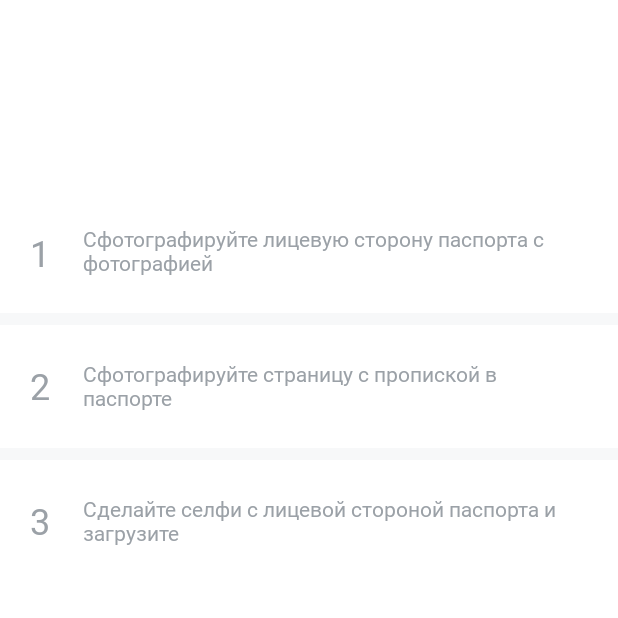
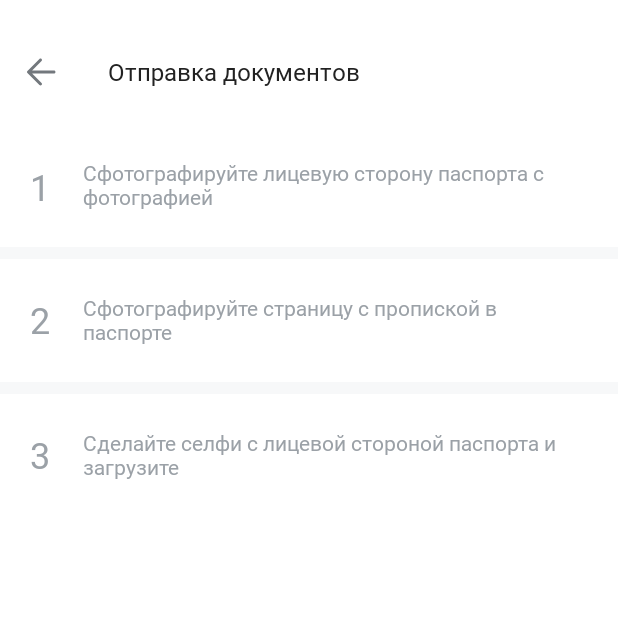
Before and after one commit to Bunyod1993/testApp, an Android app: the ScanPassportFragment screen opened through its navigation route, on a phone screen of 412 x 824 dp, the top half of it. Run offline under Robolectric (Android 15) with nearby library versions, the phone set to English and light mode, and no system bars; our stand-ins replace CircleImageView, Dagger/Hilt's generated code, data binding; libraries missing offline, so code that uses them is left out: com.chuckerteam.chucker.

Commit message:
import library

```diff
--- a/app/src/main/AndroidManifest.xml
+++ b/app/src/main/AndroidManifest.xml
@@ -9,16 +9,17 @@
     <uses-permission android:name="android.permission.CAMERA" />
     <uses-permission
             android:name="android.permission.WRITE_EXTERNAL_STORAGE"
-            android:installLocation="auto" />
+            android:installLocation="internalOnly" />
     <uses-permission
             android:name="android.permission.READ_EXTERNAL_STORAGE"
-            android:installLocation="auto" />
+            android:installLocation="internalOnly" />
     <uses-permission android:name="android.permission.VIBRATE" />
     <uses-permission android:name="com.samsung.android.providers.context.permission.WRITE_USE_APP_FEATURE_SURVEY" /> <!-- Features -->
     <uses-feature android:name="android.hardware.camera" />
     <uses-feature android:name="android.hardware.camera.flash" android:required="false" />
     <uses-feature android:name="android.hardware.camera.autofocus" android:required="false" />
     <uses-feature android:name="android.hardware.fingerprint" android:required="false" />
+
     <uses-sdk tools:overrideLibrary="com.sanojpunchihewa.updatemanager,
                                     androidx.camera.camera2,androidx.camera.view,
                                     androidx.camera.lifecycle,androidx.camera.core" />
--- /dev/null
+++ b/app/src/main/res/drawable/dialog_background.xml
@@ -0,0 +1,5 @@
+<?xml version="1.0" encoding="utf-8"?>
+<shape xmlns:android="http://schemas.android.com/apk/res/android">
+    <solid android:color="@color/white"/>
+    <corners android:radius="8dp"/>
+</shape>
--- /dev/null
+++ b/app/src/main/res/drawable/ic_back.xml
@@ -0,0 +1,11 @@
+<vector xmlns:android="http://schemas.android.com/apk/res/android"
+    android:width="24dp"
+    android:height="24dp"
+    android:viewportWidth="24"
+    android:viewportHeight="24"
+    android:tint="@color/darkGrey">
+  <path
+      android:pathData="M11.7071,4.7071C12.0976,4.3166 12.0976,3.6834 11.7071,3.2929C11.3166,2.9024 10.6834,2.9024 10.2929,3.2929L2.2929,11.2929C1.9024,11.6834 1.9024,12.3166 2.2929,12.7071L10.2929,20.7071C10.6834,21.0976 11.3166,21.0976 11.7071,20.7071C12.0976,20.3166 12.0976,19.6834 11.7071,19.2929L5.4142,13H20C20.5523,13 21,12.5523 21,12C21,11.4477 20.5523,11 20,11H5.4142L11.7071,4.7071Z"
+      android:fillColor="#73787D"
+      android:fillType="evenOdd"/>
+</vector>
--- a/app/src/main/res/layout/scan_passport_fragment.xml
+++ b/app/src/main/res/layout/scan_passport_fragment.xml
@@ -15,38 +15,37 @@
             android:orientation="vertical"
             android:background="#ffff">
 
-<!--        <androidx.appcompat.widget.Toolbar-->
-<!--                android:id="@+id/toolbar"-->
-<!--                android:layout_width="match_parent"-->
-<!--                android:layout_height="?attr/actionBarSize"-->
-<!--                android:background="#ffff"-->
-<!--                app:navigationIcon="@drawable/ic_back">-->
+        <androidx.appcompat.widget.Toolbar
+                android:id="@+id/toolbar"
+                android:layout_width="match_parent"
+                android:layout_height="?attr/actionBarSize"
+                android:background="#ffff"
+                android:layout_marginTop="20dp"
+                app:navigationIcon="@drawable/ic_back"
+                app:layout_constraintTop_toTopOf="parent">
+            <TextView
+                    android:id="@+id/toolbar_title"
+                    android:layout_width="wrap_content"
+                    android:layout_height="wrap_content"
+                    android:text="@string/iden.send.doc"
+                    android:layout_marginEnd="15dp"
+                    style="@style/headlineBlackRegular16"
+                    app:layout_constraintLeft_toLeftOf="parent"
+                    tools:ignore="HardcodedText" />
 
-<!--            <TextView-->
-<!--                    android:id="@+id/toolbar_title"-->
-<!--                    android:layout_width="wrap_content"-->
-<!--                    android:layout_height="wrap_content"-->
-<!--                    android:text="@string/iden.send.doc"-->
-<!--                    android:layout_marginEnd="@dimen/padding_15"-->
-<!--                    style="@style/subtitle16"-->
-<!--                    app:layout_constraintLeft_toLeftOf="parent"-->
-<!--                    tools:ignore="HardcodedText"-->
-<!--                    android:layout_marginRight="@dimen/padding_15" />-->
-
-<!--        </androidx.appcompat.widget.Toolbar>-->
+        </androidx.appcompat.widget.Toolbar>
 
 
         <ScrollView
                 android:layout_width="match_parent"
-                android:layout_height="match_parent"
+                android:layout_height="0dp"
                 app:layout_constraintBottom_toBottomOf="parent"
                 app:layout_constraintEnd_toEndOf="parent"
                 app:layout_constraintStart_toStartOf="parent"
-                app:layout_constraintTop_toTopOf="parent">
+                app:layout_constraintTop_toBottomOf="@+id/toolbar">
             <androidx.constraintlayout.widget.ConstraintLayout
                     android:layout_width="match_parent"
-                    android:layout_height="wrap_content"
-                    android:layout_marginTop="120dp">
+                    android:layout_height="wrap_content">
                 <androidx.constraintlayout.widget.ConstraintLayout
                         android:id="@+id/body"
                         android:layout_width="match_parent"
```
Also changed, not shown: app/src/main/java/com/example/consultantalif/screens/scanPassport/ScanPassportFragment.kt (+34 -0 lines), app/src/main/java/com/example/consultantalif/utils/ui/AlifAlert.kt (added, +50 -0 lines), app/src/main/java/com/example/consultantalif/utils/ui/ImageUtils.kt (added, +18 -0 lines), app/src/main/java/com/example/consultantalif/utils/ui/Utils.kt (added, +17 -0 lines), app/src/main/res/drawable/dialog_background_inset.xml (added, +9 -0 lines), app/src/main/res/layout/confirm_alert.xml (added, +74 -0 lines), app/src/main/res/layout/home_fragment.xml (+19 -6 lines), app/src/main/res/values/strings.xml (+17 -0 lines), app/src/main/res/values/styles.xml (+7 -0 lines).
